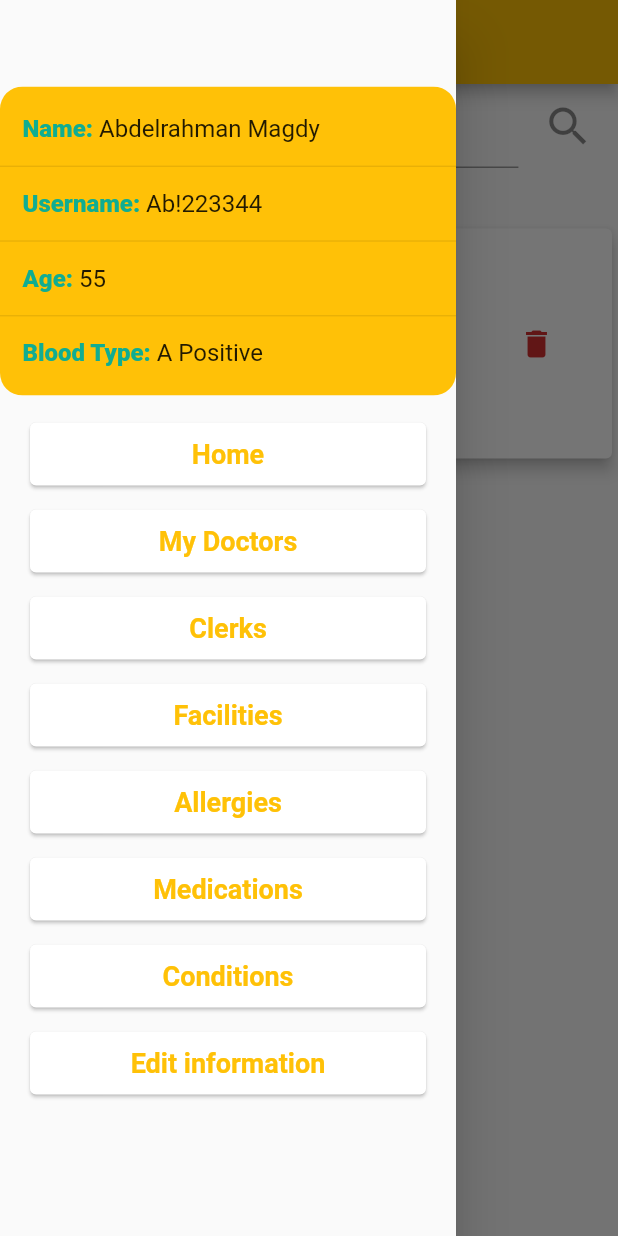
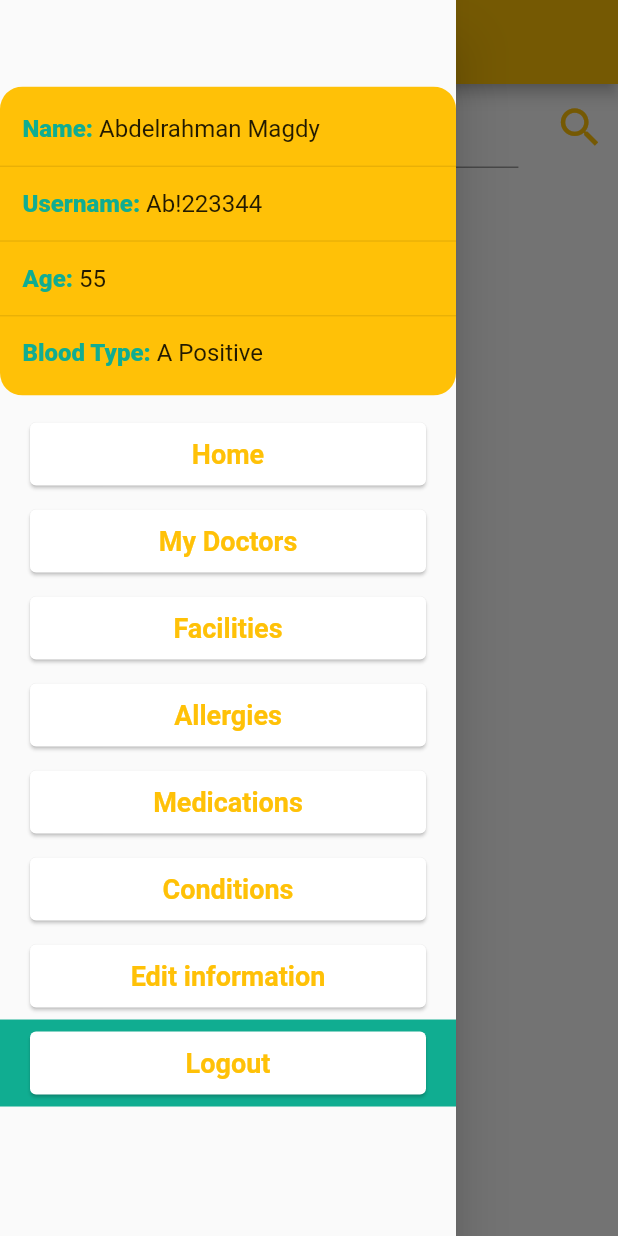
Before and after one commit to AbdelrahmanMagdy84/AMUN_mobile_APP, a Flutter app: the FacilityScreen screen opened by its route, with the side drawer open, on a phone screen of 412 x 824 dp. Run offline on Flutter 3.47's test engine with Material 2 defaults, Android fonts, the phone set to English and light mode, and no system bars; our stand-ins replace dropdown_search, flare_flutter, flutter_local_notifications, flutter_secure_storage, form_field_validator, image_picker and 4 more; missing offline and left inert: esys_flutter_share, flutter_datetime_formfield, qr_code_scanner; accounts and stored records are empty; Roboto replaces fonts that are missing (RobotoCondenced).

```diff
--- a/lib/drawer/facility_screen.dart
+++ b/lib/drawer/facility_screen.dart
@@ -1,8 +1,5 @@
 import 'package:amun/drawer/main_drawer.dart';
-import 'package:amun/models/Doctor.dart';
-import 'package:amun/models/Responses/DoctorResponse.dart';
-import 'package:amun/services/APIClient.dart';
-import 'package:amun/utils/TokenStorage.dart';
+
 import 'package:flutter/material.dart';
 
 class FacilityScreen extends StatefulWidget {
@@ -14,8 +11,7 @@ class FacilityScreen extends StatefulWidget {
 
 class _FacilityScreenState extends State<FacilityScreen> {
   String screenTitle;
-
-
+  final usernameController = TextEditingController();
   @override
   Widget build(BuildContext context) {
     return Scaffold(
@@ -23,35 +19,39 @@ class _FacilityScreenState extends State<FacilityScreen> {
         title: Text("Facilities"),
       ),
       drawer: MainDrawer(),
-      body: Column(
+      body: Container(
+        child: Column(
           children: <Widget>[
-          Container(
+            buildSearch(),
+          ],
+        ),
+      ),
+    );
+  }
+
+  Widget buildSearch() {
+    return Container(
       height: MediaQuery.of(context).size.height * 0.1,
       child: ListTile(
         leading: Container(
           width: MediaQuery.of(context).size.width * 0.8,
           child: TextField(
+            controller: usernameController,
             decoration: InputDecoration(
-                    labelText: "search",
+              labelText: "search by Username",
             ),
           ),
         ),
-              title: Icon(
+        title: IconButton(
+          icon: Icon(
             Icons.search,
             size: 34,
+            color: Theme.of(context).primaryColor,
           ),
-            ),
-          ),
-          item('ahmed', 'ahmedMecky123', 'عظام'),
-        ],
-      ),
-      floatingActionButtonLocation: FloatingActionButtonLocation.centerFloat,
-      floatingActionButton: FloatingActionButton(
-        onPressed: () {},
-        child: Icon(
-          Icons.add,
-          size: 40,
-          color: Theme.of(context).primaryColor,
+          onPressed: () {
+            Navigator.of(context).pushNamed(FacilityScreen.routeName,
+                arguments: {'userName': usernameController.text});
+          },
         ),
       ),
     );
--- a/lib/drawer/main_drawer.dart
+++ b/lib/drawer/main_drawer.dart
@@ -3,8 +3,9 @@ import 'package:amun/drawer/condtions_screen.dart';
 import 'package:amun/drawer/edit_patient_info_screen.dart';
 import 'package:amun/drawer/facility_screen.dart';
 import 'package:amun/drawer/medications_screen.dart';
-import 'package:amun/drawer/doctors_or_clerks_screen.dart';
+import 'package:amun/drawer/doctors_screen.dart';
 import 'package:amun/screens/categories_screen.dart';
+import 'package:amun/screens/login_screen.dart';
 import 'package:flutter/material.dart';
 
 class MainDrawer extends StatelessWidget {
@@ -13,13 +14,12 @@ class MainDrawer extends StatelessWidget {
   final String age = "55";
   final String bloodType = "A Positive";
 
-
   @override
   Widget build(BuildContext context) {
     var mediaQuery = MediaQuery.of(context).size;
     return Drawer(
       child: SingleChildScrollView(
-              child: Container(
+        child: Container(
           padding: EdgeInsets.only(top: mediaQuery.height * 0.07),
           child: Column(
             children: <Widget>[
@@ -74,15 +74,10 @@ class MainDrawer extends StatelessWidget {
               buildListTile(context, 'My Doctors', () {
                 Navigator.pushNamedAndRemoveUntil(
                     context, CategoriesScreen.routeName, (r) => false);
-                Navigator.pushNamed(context, DoctorsOrClerksScreen.routeName,
+                Navigator.pushNamed(context, DoctorsScreen.routeName,
                     arguments: {'screen title': 'My Doctors'});
               }),
-              buildListTile(context, 'Clerks', () {
-                Navigator.pushNamedAndRemoveUntil(
-                    context, CategoriesScreen.routeName, (r) => false);
-                Navigator.pushNamed(context, DoctorsOrClerksScreen.routeName,
-                    arguments: {'screen title': 'Clerks'});
-              }),
+
               buildListTile(context, 'Facilities', () {
                 Navigator.pushNamedAndRemoveUntil(
                     context, CategoriesScreen.routeName, (r) => false);
@@ -95,7 +90,6 @@ class MainDrawer extends StatelessWidget {
                   context,
                   AllergiesScreen.routeName,
                 );
-
               }),
               buildListTile(context, 'Medications', () {
                 Navigator.pushNamedAndRemoveUntil(
@@ -104,9 +98,7 @@ class MainDrawer extends StatelessWidget {
                   context,
                   MedicationsScreen.routeName,
                 );
-
               }),
-
               buildListTile(context, 'Conditions', () {
                 Navigator.pushNamedAndRemoveUntil(
                     context, CategoriesScreen.routeName, (r) => false);
@@ -115,21 +107,29 @@ class MainDrawer extends StatelessWidget {
                   ConditionsScreen.routeName,
                 );
               }),
-               buildListTile(context, 'Edit information', () {
+              buildListTile(context, 'Edit information', () {
                 Navigator.pushNamedAndRemoveUntil(
                     context, CategoriesScreen.routeName, (r) => false);
                 Navigator.pushNamed(
                   context,
                   EditPatientInfo.routeName,
                 );
-              })
+              }),
+              Container(
+                color: Theme.of(context).accentColor,
+                child: buildListTile(context, 'Logout', () {
+                  Navigator.pushNamedAndRemoveUntil(
+                      context,'/', (r) => false);
+                }),
+              ),
             ],
           ),
         ),
       ),
     );
   }
-    Widget buildListTile(BuildContext ctx, String title, Function tabHandler) {
+
+  Widget buildListTile(BuildContext ctx, String title, Function tabHandler) {
     return ListTile(
       title: Card(
         elevation: 1,
@@ -168,5 +168,4 @@ class MainDrawer extends StatelessWidget {
       ],
     ));
   }
-
 }
--- a/lib/main.dart
+++ b/lib/main.dart
@@ -1,7 +1,7 @@
 import 'package:amun/drawer/allergies_screen.dart';
 import 'package:amun/drawer/condtions_screen.dart';
 import 'package:amun/drawer/doctor_profile_screen.dart';
-import 'package:amun/drawer/doctors_or_clerks_screen.dart';
+import 'package:amun/drawer/doctors_screen.dart';
 import 'package:amun/drawer/edit_patient_info_screen.dart';
 import 'package:amun/drawer/clerk_profile_screen.dart';
 import 'package:amun/reminders/ui/homescreen/reminders_screen.dart';
@@ -46,7 +46,7 @@ class MyApp extends StatelessWidget {
         RegisterScreen.routeName: (ctx) => RegisterScreen(),
         CategoriesScreen.routeName: (ctx) => CategoriesScreen(),
         ScannerScreen.routeName: (ctx) => ScannerScreen(),
-        DoctorsOrClerksScreen.routeName: (ctx) => DoctorsOrClerksScreen(),
+        DoctorsScreen.routeName: (ctx) => DoctorsScreen(),
         AllergiesScreen.routeName: (ctx) => AllergiesScreen(),
         ConditionsScreen.routeName: (ctx) => ConditionsScreen(),
         RemindersScreen.routeName: (ctx) => RemindersScreen(),
--- a/lib/screens/reminder_screen.dart
+++ b/lib/screens/reminder_screen.dart
@@ -10,7 +10,7 @@ import 'package:amun/reminders/global_bloc.dart';
 import 'package:amun/reminders/ui/homescreen/reminders_screen.dart';
 import 'package:amun/reminders/ui/new_entry/new_entry.dart';
 import 'package:amun/drawer/allergies_screen.dart';
-import 'package:amun/drawer/doctors_or_clerks_screen.dart';
+import 'package:amun/drawer/doctors_screen.dart';
 import 'package:amun/screens/register_screen.dart';
 import 'package:amun/screens/scanner_screen.dart';
 import 'package:amun/screens/show_image_screen.dart';
@@ -54,7 +54,7 @@ class _ReminderScreenState extends State<ReminderScreen> {
           CategoriesScreen.routeName: (ctx) => CategoriesScreen(),
           NewEntry.routeName: (ctx) => NewEntry(),
           RegisterScreen.routeName: (ctx) => RegisterScreen(),
-          DoctorsOrClerksScreen.routeName: (ctx) => DoctorsOrClerksScreen(),
+          DoctorsScreen.routeName: (ctx) => DoctorsScreen(),
           AllergiesScreen.routeName: (ctx) => AllergiesScreen(),
           ScannerScreen.routeName: (ctx) => ScannerScreen(),
           ShowImageScreen.routeName: (ctx) => ShowImageScreen(),
```
Also changed, not shown: lib/drawer/doctors_screen.dart (renamed from lib/drawer/doctors_or_clerks_screen.dart, +46 -53 lines). Lines whose indentation alone changed are shown as unchanged.
